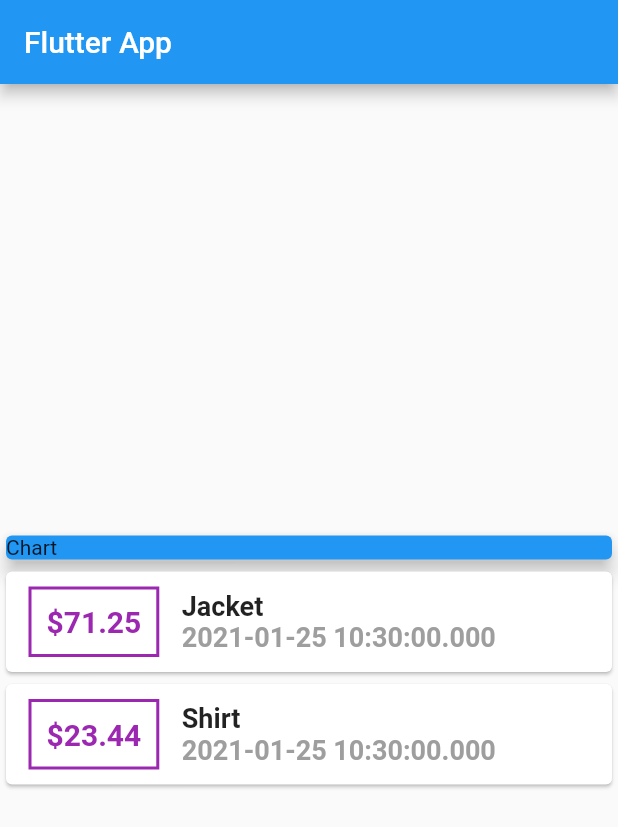
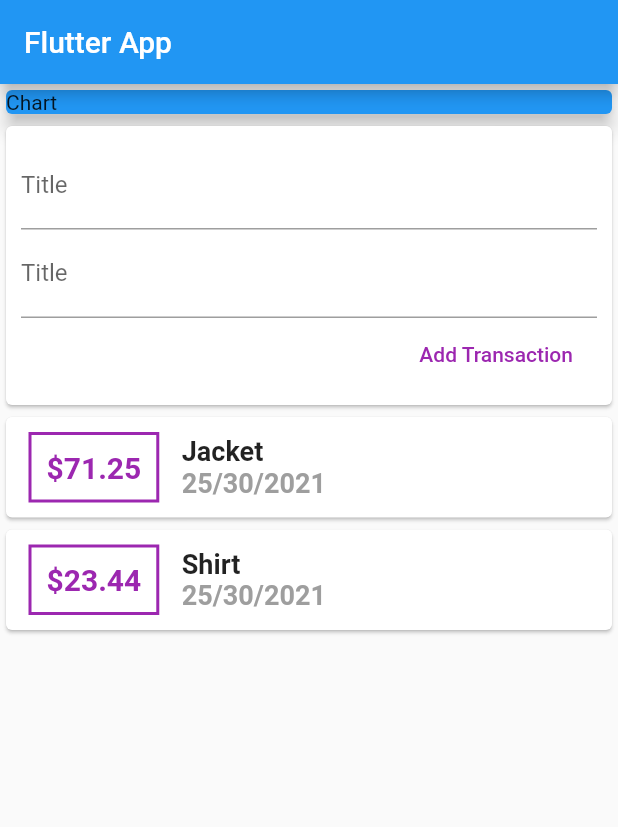
Before and after one commit to valdrinkuchi/expenses, a Flutter app: the screen it shows after launch, on a phone screen of 412 x 824 dp. Shown: the top 827 px of the screen. Run offline on Flutter 3.47's test engine with Material 2 defaults, Android fonts, the phone set to English and light mode, and no system bars.

Commit message:
text imputs added

```diff
--- a/lib/main.dart
+++ b/lib/main.dart
@@ -1,5 +1,6 @@
 import 'package:expenses/transaction.dart';
 import 'package:flutter/material.dart';
+import 'package:intl/intl.dart';
 
 void main() {
   runApp(MyApp());
@@ -33,7 +34,7 @@ class MyHomePage extends StatelessWidget {
         title: Text('Flutter App'),
       ),
       body: Column(
-        mainAxisAlignment: MainAxisAlignment.center,
+        mainAxisAlignment: MainAxisAlignment.start,
         crossAxisAlignment: CrossAxisAlignment.stretch,
         children: <Widget>[
           Container(
@@ -42,6 +43,27 @@ class MyHomePage extends StatelessWidget {
               color: Colors.blue,
               child: Text('Chart'),
               elevation: 5,
+            ),
+          ),
+          Card(
+            child: Container(
+              padding: EdgeInsets.all(10),
+              child: Column(
+                crossAxisAlignment: CrossAxisAlignment.end,
+                children: <Widget>[
+                  TextField(
+                    decoration: InputDecoration(labelText: 'Title'),
+                  ),
+                  TextField(
+                    decoration: InputDecoration(labelText: 'Title'),
+                  ),
+                  FlatButton(
+                    child: Text('Add Transaction'),
+                    onPressed: () {},
+                    textColor: Colors.purple,
+                  )
+                ],
+              ),
             ),
           ),
           Column(
@@ -77,7 +99,7 @@ class MyHomePage extends StatelessWidget {
                           ),
                         ),
                         Text(
-                          el.date.toString(),
+                          DateFormat('dd/mm/yyyy').format(el.date),
                           style: TextStyle(
                             fontSize: 18,
                             fontWeight: FontWeight.bold,
--- a/pubspec.yaml
+++ b/pubspec.yaml
@@ -23,6 +23,7 @@ environment:
 dependencies:
   flutter:
     sdk: flutter
+  intl: ^0.16.1
 
 
   # The following adds the Cupertino Icons font to your application.
```
